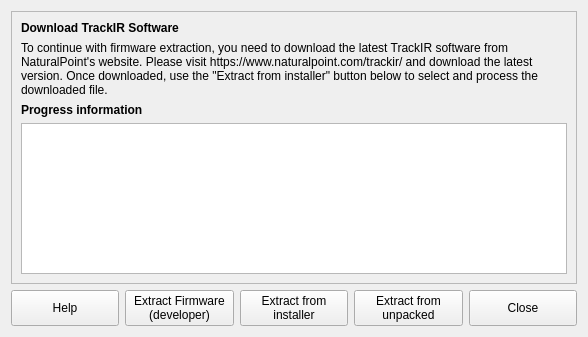
Qt form src/qt_gui/extractor.ui (fwfa123/linuxtrackx-ir) before a commit.
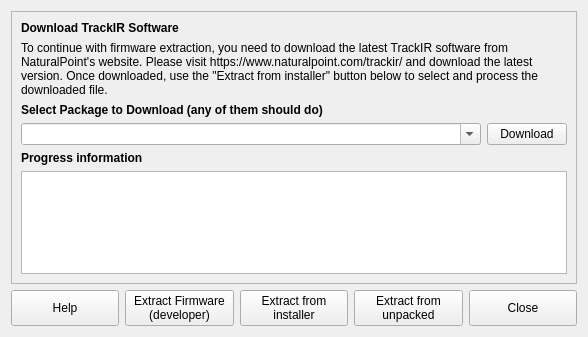
The same form after that commit.

```diff
--- a/src/qt_gui/extractor.ui
+++ b/src/qt_gui/extractor.ui
@@ -49,6 +49,43 @@
         </property>
        </widget>
       </item>
+      <item>
+       <widget class="QLabel" name="downloadLabel">
+        <property name="font">
+         <font>
+          <weight>75</weight>
+          <bold>true</bold>
+         </font>
+        </property>
+        <property name="text">
+         <string>Select Package to Download (any of them should do)</string>
+        </property>
+       </widget>
+      </item>
+      <item>
+       <layout class="QHBoxLayout" name="horizontalLayout_2">
+        <item>
+         <widget class="QComboBox" name="FWCombo">
+          <property name="editable">
+           <bool>true</bool>
+          </property>
+         </widget>
+        </item>
+        <item>
+         <widget class="QPushButton" name="DownloadButton">
+          <property name="sizePolicy">
+           <sizepolicy hsizetype="Maximum" vsizetype="Fixed">
+            <horstretch>0</horstretch>
+            <verstretch>0</verstretch>
+           </sizepolicy>
+          </property>
+          <property name="text">
+           <string>Download</string>
+          </property>
+         </widget>
+        </item>
+       </layout>
+      </item>
       <item>
        <widget class="QLabel" name="label">
         <property name="font">
```
Left out of the diff: 2 changed lines with no effect on the pictures.
